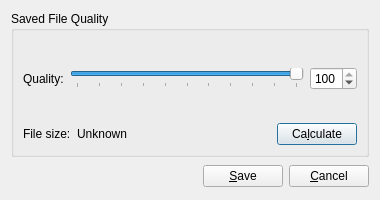
Before: the Qt Designer form src/UI/ImageQualityDialog.ui in LuminanceHDR/LuminanceHDR, drawn with Qt 5.
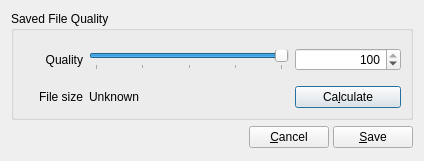
After: the same form once the commit is applied.

Commit message: Improve ImageQualityDialog (should look cleaner now)

```diff
--- a/src/UI/ImageQualityDialog.ui
+++ b/src/UI/ImageQualityDialog.ui
@@ -6,26 +6,20 @@
    <rect>
     <x>0</x>
     <y>0</y>
-    <width>380</width>
-    <height>200</height>
+    <width>424</width>
+    <height>161</height>
    </rect>
   </property>
   <property name="sizePolicy">
-   <sizepolicy hsizetype="Fixed" vsizetype="Fixed">
+   <sizepolicy hsizetype="Preferred" vsizetype="Minimum">
     <horstretch>0</horstretch>
     <verstretch>0</verstretch>
    </sizepolicy>
   </property>
-  <property name="minimumSize">
-   <size>
-    <width>380</width>
-    <height>200</height>
-   </size>
-  </property>
   <property name="maximumSize">
    <size>
-    <width>380</width>
-    <height>200</height>
+    <width>16777215</width>
+    <height>165</height>
    </size>
   </property>
   <property name="windowTitle">
@@ -34,125 +28,123 @@
   <property name="modal">
    <bool>true</bool>
   </property>
-  <layout class="QGridLayout" name="gridLayout">
-   <item row="0" column="0">
-    <layout class="QVBoxLayout" name="verticalLayout_2">
+  <layout class="QVBoxLayout" name="verticalLayout">
+   <property name="spacing">
+    <number>4</number>
+   </property>
      <item>
       <widget class="QGroupBox" name="groupBox">
        <property name="title">
         <string>Saved File Quality</string>
        </property>
-       <layout class="QGridLayout" name="gridLayout_2">
-        <item row="0" column="0">
-         <layout class="QVBoxLayout" name="verticalLayout">
-          <item>
-           <spacer name="verticalSpacer_2">
-            <property name="orientation">
-             <enum>Qt::Vertical</enum>
-            </property>
-            <property name="sizeHint" stdset="0">
-             <size>
-              <width>335</width>
-              <height>13</height>
-             </size>
-            </property>
-           </spacer>
-          </item>
-          <item>
-           <layout class="QHBoxLayout" name="horizontalLayout">
-            <item>
-             <widget class="QLabel" name="label">
-              <property name="text">
-               <string>Quality:</string>
-              </property>
-             </widget>
-            </item>
-            <item>
-             <widget class="QSlider" name="horizontalSlider">
-              <property name="maximum">
-               <number>100</number>
-              </property>
-              <property name="value">
-               <number>100</number>
-              </property>
-              <property name="orientation">
-               <enum>Qt::Horizontal</enum>
-              </property>
-              <property name="tickPosition">
-               <enum>QSlider::TicksBelow</enum>
-              </property>
-             </widget>
-            </item>
-            <item>
-             <widget class="QSpinBox" name="spinBox">
-              <property name="maximum">
-               <number>100</number>
-              </property>
-              <property name="value">
-               <number>100</number>
-              </property>
-             </widget>
-            </item>
-           </layout>
-          </item>
-          <item>
-           <spacer name="verticalSpacer">
-            <property name="orientation">
-             <enum>Qt::Vertical</enum>
-            </property>
-            <property name="sizeHint" stdset="0">
-             <size>
-              <width>330</width>
-              <height>13</height>
-             </size>
-            </property>
-           </spacer>
-          </item>
-         </layout>
-        </item>
-        <item row="1" column="0">
-         <layout class="QHBoxLayout" name="horizontalLayout_2">
-          <item>
+     <layout class="QGridLayout" name="gridLayout">
+      <item row="2" column="0">
            <widget class="QLabel" name="label_2">
+        <property name="minimumSize">
+         <size>
+          <width>60</width>
+          <height>0</height>
+         </size>
+        </property>
+        <property name="maximumSize">
+         <size>
+          <width>60</width>
+          <height>16777215</height>
+         </size>
+        </property>
             <property name="text">
-             <string>File size:</string>
-            </property>
-           </widget>
-          </item>
-          <item>
+         <string>File size</string>
+        </property>
+        <property name="alignment">
+         <set>Qt::AlignRight|Qt::AlignTrailing|Qt::AlignVCenter</set>
+        </property>
+       </widget>
+      </item>
+      <item row="0" column="0" rowspan="2">
+       <widget class="QLabel" name="label_quality">
+        <property name="minimumSize">
+         <size>
+          <width>60</width>
+          <height>0</height>
+         </size>
+        </property>
+        <property name="maximumSize">
+         <size>
+          <width>60</width>
+          <height>16777215</height>
+         </size>
+        </property>
+        <property name="text">
+         <string>Quality</string>
+        </property>
+        <property name="alignment">
+         <set>Qt::AlignRight|Qt::AlignTrailing|Qt::AlignVCenter</set>
+        </property>
+       </widget>
+      </item>
+      <item row="2" column="2">
            <widget class="QLabel" name="label_filesize">
             <property name="text">
              <string>Unknown</string>
             </property>
            </widget>
           </item>
-          <item>
-           <spacer name="horizontalSpacer">
-            <property name="orientation">
-             <enum>Qt::Horizontal</enum>
-            </property>
-            <property name="sizeHint" stdset="0">
-             <size>
-              <width>40</width>
-              <height>20</height>
-             </size>
-            </property>
-           </spacer>
-          </item>
-          <item>
+      <item row="0" column="3" rowspan="2">
+       <widget class="QSpinBox" name="spinBox">
+        <property name="alignment">
+         <set>Qt::AlignRight|Qt::AlignTrailing|Qt::AlignVCenter</set>
+        </property>
+        <property name="maximum">
+         <number>100</number>
+        </property>
+        <property name="value">
+         <number>100</number>
+        </property>
+       </widget>
+      </item>
+      <item row="2" column="3">
            <widget class="QPushButton" name="getSizeButton">
             <property name="text">
              <string>Ca&amp;lculate</string>
             </property>
            </widget>
           </item>
-         </layout>
+      <item row="0" column="2" rowspan="2">
+       <widget class="QSlider" name="horizontalSlider">
+        <property name="minimumSize">
+         <size>
+          <width>200</width>
+          <height>0</height>
+         </size>
+        </property>
+        <property name="maximumSize">
+         <size>
+          <width>200</width>
+          <height>16777215</height>
+         </size>
+        </property>
+        <property name="maximum">
+         <number>100</number>
+        </property>
+        <property name="pageStep">
+         <number>25</number>
+        </property>
+        <property name="value">
+         <number>100</number>
+        </property>
+        <property name="orientation">
+         <enum>Qt::Horizontal</enum>
+        </property>
+        <property name="tickPosition">
+         <enum>QSlider::TicksBelow</enum>
+        </property>
+       </widget>
         </item>
        </layout>
       </widget>
      </item>
      <item>
-      <layout class="QHBoxLayout" name="horizontalLayout_4">
+    <layout class="QHBoxLayout" name="horizontalLayout_3">
        <item>
         <spacer name="horizontalSpacer_3">
          <property name="orientation">
@@ -166,13 +158,6 @@
          </property>
         </spacer>
        </item>
-       <item>
-        <widget class="QPushButton" name="saveButton">
-         <property name="text">
-          <string>&amp;Save</string>
-         </property>
-        </widget>
-       </item>
        <item>
         <widget class="QPushButton" name="cancelButton">
          <property name="text">
@@ -180,7 +165,12 @@
          </property>
         </widget>
        </item>
-      </layout>
+     <item>
+      <widget class="QPushButton" name="saveButton">
+       <property name="text">
+        <string>&amp;Save</string>
+       </property>
+      </widget>
      </item>
     </layout>
    </item>
```
Left out of the diff: 7 changed lines with no effect on the pictures. Lines whose indentation alone changed are shown as unchanged. The commit also changes 4 other files.
